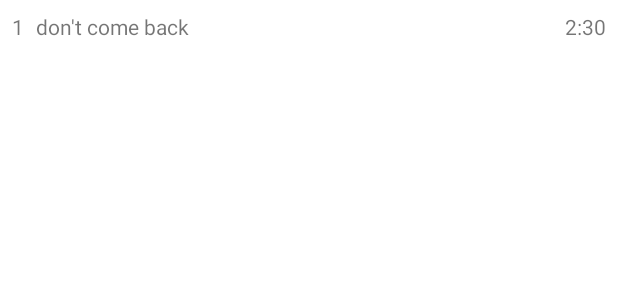
After one commit to jasmine-y-wang/collageify, an Android app: the layout item_song.xml on its own in the app's theme, with its tools: preview values and no code run, on a phone screen of 412 x 824 dp. The commit adds this screen. Shown: the top 300 px of the screen. Run offline under Robolectric (Android 15) with nearby library versions, the phone set to English and light mode, and no system bars; network calls fail.

Commit message:
added recycler view to display songs in an album

```diff
--- a/app/src/main/java/com/example/collageify/adapters/AlbumsAdapter.java
+++ b/app/src/main/java/com/example/collageify/adapters/AlbumsAdapter.java
@@ -21,7 +21,6 @@ public class AlbumsAdapter extends RecyclerView.Adapter<AlbumsAdapter.ViewHolder
 
     private Context context;
     private List<Album> albums;
-    private View view;
     public static final String TAG = "AlbumsAdapter";
 
     public AlbumsAdapter(Context context, List<Album> albums) {
@@ -32,7 +31,7 @@ public class AlbumsAdapter extends RecyclerView.Adapter<AlbumsAdapter.ViewHolder
     @NonNull
     @Override
     public ViewHolder onCreateViewHolder(@NonNull ViewGroup parent, int viewType) {
-        view = LayoutInflater.from(context).inflate(R.layout.item_album, parent, false);
+        View view = LayoutInflater.from(context).inflate(R.layout.item_album, parent, false);
         return new ViewHolder(view);
     }
 
--- a/app/src/main/java/com/example/collageify/fragments/CollageFragment.java
+++ b/app/src/main/java/com/example/collageify/fragments/CollageFragment.java
@@ -151,7 +151,7 @@ public class CollageFragment extends Fragment {
         });
     }
 
-    // set list of topAlbums based on timeframef
+    // set list of topAlbums based on timeframe
     private void getTopAlbums(String timeframe) {
         List<Song> tracks = new ArrayList<>();
         songService.getTopTracks(timeframe, () -> {
@@ -161,7 +161,6 @@ public class CollageFragment extends Fragment {
         });
     }
 
-    //
     private void getAlbumsFromTracks(List<Song> songs) {
         HashMap<String, Album> albums = new HashMap<>();
         for (int i = 0; i < songs.size(); i++) {
--- /dev/null
+++ b/app/src/main/res/layout/item_song.xml
@@ -0,0 +1,33 @@
+<?xml version="1.0" encoding="utf-8"?>
+<androidx.constraintlayout.widget.ConstraintLayout xmlns:android="http://schemas.android.com/apk/res/android"
+    xmlns:app="http://schemas.android.com/apk/res-auto"
+    xmlns:tools="http://schemas.android.com/tools"
+    android:layout_width="match_parent"
+    android:layout_height="wrap_content"
+    android:padding="8dp">
+
+    <TextView
+        android:id="@+id/tvTitle"
+        android:layout_width="wrap_content"
+        android:layout_height="wrap_content"
+        android:layout_marginStart="8dp"
+        app:layout_constraintStart_toEndOf="@+id/tvNumber"
+        app:layout_constraintTop_toTopOf="parent"
+        tools:text="don't come back" />
+
+    <TextView
+        android:id="@+id/tvDuration"
+        android:layout_width="wrap_content"
+        android:layout_height="wrap_content"
+        app:layout_constraintEnd_toEndOf="parent"
+        app:layout_constraintTop_toTopOf="parent"
+        tools:text="2:30" />
+
+    <TextView
+        android:id="@+id/tvNumber"
+        android:layout_width="wrap_content"
+        android:layout_height="wrap_content"
+        app:layout_constraintStart_toStartOf="parent"
+        app:layout_constraintTop_toTopOf="parent"
+        tools:text="1" />
+</androidx.constraintlayout.widget.ConstraintLayout>
```
Also changed, not shown: app/src/main/java/com/example/collageify/adapters/AlbumTracksAdapter.java (added, +64 -0 lines), app/src/main/java/com/example/collageify/fragments/DetailFragment.java (+13 -3 lines), app/src/main/java/com/example/collageify/models/Song.java (+17 -5 lines), app/src/main/res/layout/fragment_detail.xml (+12 -0 lines).
